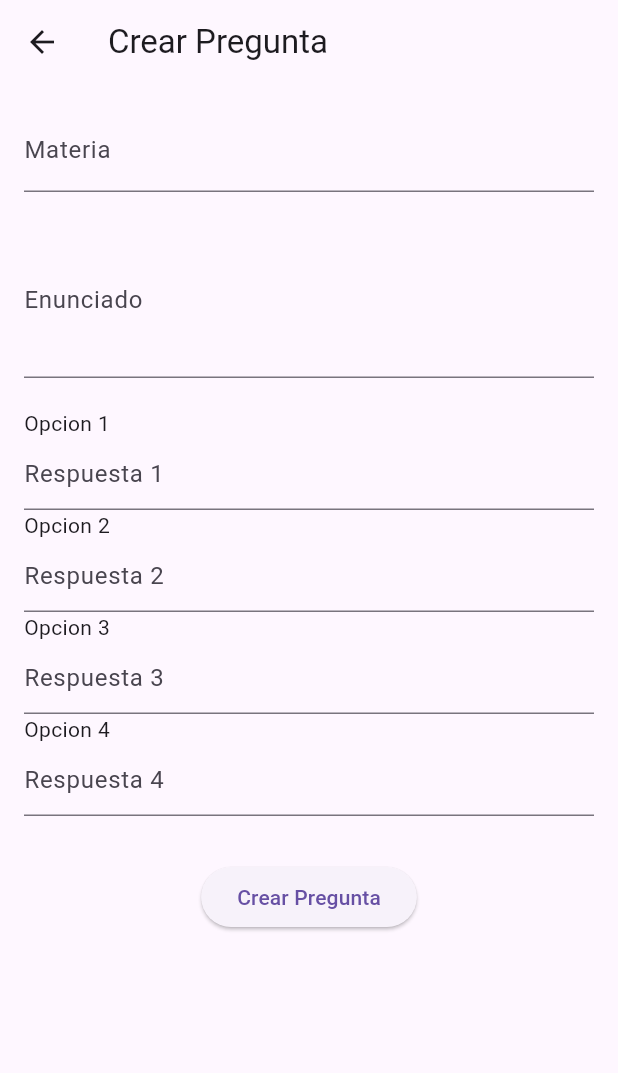
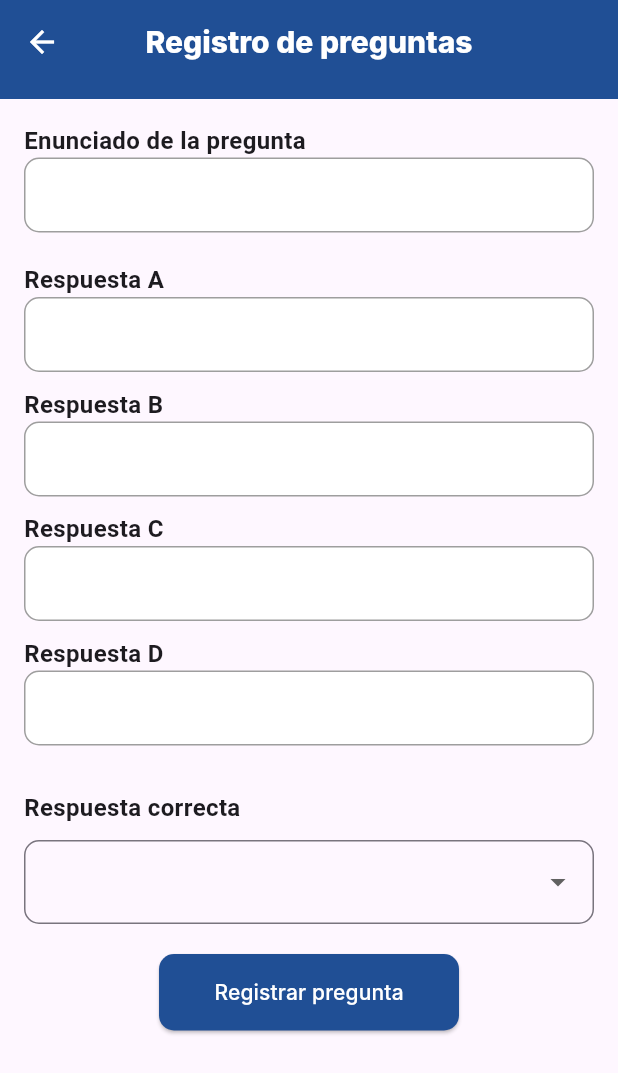
Before and after one commit to JuanSebLopez/edupro, a Flutter app: the QuestionsPage screen opened by its route, on a phone screen of 412 x 824 dp. Shown: the top 1073 px of the screen. Run offline on Flutter 3.47's test engine with Material 3 defaults, Android fonts, the phone set to English and light mode, and no system bars; our stand-ins replace firebase_auth, get, google_fonts; accounts and stored records are empty; Roboto replaces fonts that are missing (Inter).

Commit message:
Modificando diseño del registrar preguntas

```diff
--- a/lib/models/questions.dart
+++ b/lib/models/questions.dart
@@ -7,7 +7,7 @@ class Question {
   Question({
     required this.subject,
     required this.statement,
-    required this.answers,
+    required this.answers, String? correctAnswer,
     //required this.itsCorrect
   });
 }
--- a/lib/ui/admin/question_screen.dart
+++ b/lib/ui/admin/question_screen.dart
@@ -1,146 +1,183 @@
-import 'package:edupro/models/questions.dart';
 import 'package:flutter/material.dart';
-//import 'package:get/get.dart';
 
 class QuestionsPage extends StatefulWidget {
-  const QuestionsPage({super.key});
+  const QuestionsPage({Key? key}) : super(key: key);
 
   @override
-  // ignore: library_private_types_in_public_api
   _QuestionsPageState createState() => _QuestionsPageState();
 }
 
 class _QuestionsPageState extends State<QuestionsPage> {
-  final _formKey = GlobalKey<FormState>();
-  final _subjectController = TextEditingController();
-  final _statementController = TextEditingController();
-  final _answersController = [
-    TextEditingController(),
-    TextEditingController(),
-    TextEditingController(),
-    TextEditingController(),
-  ];
-  //String _correctAnswer = "";
-
-  void _crearPregunta() {
-    if (_formKey.currentState!.validate()) {
-      final question = Question(
-        subject: _subjectController.text,
-        statement: _statementController.text,
-        // Mapea todos los controles de respuestas
-        answers:
-            _answersController.map((controller) => controller.text).toList(),
-      );
-      // Limpiar controles
-      //itsCorrect: _correctAnswer.isBool);
-      _subjectController.clear();
-      _statementController.clear();
-      for (var controller in _answersController) {
-        controller.clear();
-      }
-      // Limpia control de respeusta correcta
-      //setState(() {
-      //  _correctAnswer = "";
-      //});
-    }
-  }
+  TextEditingController _controller1 = TextEditingController();
+  TextEditingController _controller2 = TextEditingController();
+  TextEditingController _controller3 = TextEditingController();
+  TextEditingController _controller4 = TextEditingController();
 
   @override
   Widget build(BuildContext context) {
     return Scaffold(
-      appBar: AppBar(
-        title: const Text("Crear Pregunta"),
+      appBar: PreferredSize(
+        preferredSize: const Size.fromHeight(kToolbarHeight + 10),
+        child: Container(
+          decoration: const BoxDecoration(
+            color: Color(0xFF204F95),
+            borderRadius: BorderRadius.only(
+              bottomLeft: Radius.circular(10),
+              bottomRight: Radius.circular(10),
             ),
-      body: Form(
-        key: _formKey,
+          ),
+          child: AppBar(
+            backgroundColor: const Color(0xFF204F95),
+            elevation: 0,
+            title: const Text(
+              "Registro de preguntas",
+              style: TextStyle(
+                color: Colors.white,
+                fontFamily: 'Inter',
+                fontWeight: FontWeight.w800,
+                fontSize: 20.0,
+              ),
+            ),
+            centerTitle: true,
+            leading: IconButton(
+              icon: const Icon(Icons.arrow_back, color: Colors.white),
+              onPressed: () {
+                Navigator.of(context).pop();
+              },
+            ),
+          ),
+        ),
+      ),
+      body: SingleChildScrollView(
         child: Padding(
           padding: const EdgeInsets.all(16.0),
+          child: Form(
             child: Column(
+              crossAxisAlignment: CrossAxisAlignment.start,
               children: [
-              TextFormField(
-                controller: _subjectController,
-                decoration: const InputDecoration(
-                  labelText: "Materia",
+                Text(
+                  "Enunciado de la pregunta",
+                  style: TextStyle(
+                    fontWeight: FontWeight.bold,
+                    fontSize: 16,
+                  ),
+                ),
+                Container(
+                  decoration: BoxDecoration(
+                    color: Colors.white,
+                    borderRadius: BorderRadius.circular(10),
+                    border: Border.all(color: Colors.grey),
+                  ),
+                  child: Padding(
+                    padding: const EdgeInsets.symmetric(horizontal: 16.0),
+                    child: TextField(
+                      controller: _controller1,
+                      decoration: InputDecoration(
+                        border: InputBorder.none,
+                      ),
+                      maxLines: null,
+                    ),
+                  ),
+                ),
+                SizedBox(height: 20.0),
+                Column(
+                  crossAxisAlignment: CrossAxisAlignment.start,
+                  children: [
+                    for (int i = 0; i < 4; i++)
+                      Padding(
+                        padding: const EdgeInsets.only(bottom: 10.0),
+                        child: Column(
+                          crossAxisAlignment: CrossAxisAlignment.start,
+                          children: [
+                            Text(
+                              "Respuesta ${String.fromCharCode(65 + i)}",
+                              style: TextStyle(
+                                fontWeight: FontWeight.bold,
+                                fontSize: 16,
+                              ),
+                            ),
+                            Container(
+                              decoration: BoxDecoration(
+                                color: Colors.white,
+                                borderRadius: BorderRadius.circular(10),
+                                border: Border.all(color: Colors.grey),
+                              ),
+                              child: Padding(
+                                padding: const EdgeInsets.symmetric(
+                                    horizontal: 16.0),
+                                child: TextField(
+                                  controller: i == 0
+                                      ? _controller2
+                                      : i == 1
+                                          ? _controller3
+                                          : i == 2
+                                              ? _controller4
+                                              : null,
+                                  decoration: InputDecoration(
+                                    border: InputBorder.none,
+                                  ),
+                                ),
+                              ),
+                            ),
+                          ],
+                        ),
+                      ),
+                  ],
+                ),
+                SizedBox(height: 20.0),
+                Text(
+                  "Respuesta correcta",
+                  style: TextStyle(
+                    fontWeight: FontWeight.bold,
+                    fontSize: 16,
+                  ),
+                ),
+                Container(
+                  margin: EdgeInsets.only(top: 10.0),
+                  child: DropdownButtonFormField<String>(
+                    onChanged: (value) {
+                      setState(() {});
+                    },
+                    items: ["A", "B", "C", "D"]
+                        .map((option) => DropdownMenuItem(
+                              value: option,
+                              child: Text(option),
+                            ))
+                        .toList(),
+                    decoration: InputDecoration(
+                      border: OutlineInputBorder(
+                        borderRadius: BorderRadius.circular(10),
+                        borderSide: BorderSide(color: Colors.grey),
+                      ),
                     ),
                     validator: (value) {
                       if (value == null || value.isEmpty) {
-                    return "Ingrese una materia";
+                        return "Selecciona la respuesta correcta";
                       }
                       return null;
                     },
                   ),
-
-              // Campo de enunciado
-              const SizedBox(height: 20.0),
-              TextFormField(
-                controller: _statementController,
-                decoration: const InputDecoration(
-                  labelText: "Enunciado",
                 ),
-                minLines: 3,
-                maxLines: 5,
-                validator: (value) {
-                  if (value == null || value.isEmpty) {
-                    return "Ingresa un enunciado";
-                  }
-                  return null;
-                },
+                SizedBox(height: 20.0),
+                Center(
+                  child: ElevatedButton(
+                    style: ElevatedButton.styleFrom(
+                      minimumSize: const Size(200, 51),
+                      backgroundColor: const Color(0xFF204F95),
+                      shape: RoundedRectangleBorder(
+                        borderRadius: BorderRadius.circular(10),
                       ),
-
-              // Campos Respuestas
-              const SizedBox(height: 20.0),
-              for (int i = 0; i < _answersController.length; i++)
-                Column(
-                  crossAxisAlignment: CrossAxisAlignment.start,
-                  children: [
-                    Text("Opcion ${i + 1}"),
-                    TextFormField(
-                      controller: _answersController[i],
-                      decoration: InputDecoration(
-                        hintText: "Respuesta ${i + 1}",
                     ),
-                      validator: (value) {
-                        if (value == null || value.isEmpty) {
-                          return "Ingresa una respuesta";
-                        }
-                        return null;
-                      },
+                    onPressed: () {},
+                    child: const Text(
+                      "Registrar pregunta",
+                      style:
+                          TextStyle(fontFamily: 'Inter', color: Colors.white),
+                    ),
+                  ),
                 ),
               ],
             ),
-              // TODO: #1 La funcionalidad no esta completa, toca corregirla
-              // Seleccion respuesta correcta
-              //const SizedBox(height: 20.0),
-              //DropdownButtonFormField<String>(
-              //  value: _correctAnswer,
-              //  hint: const Text(
-              //      "Seleccione la respuesta correcta de la pregunta"),
-              //  items: _answersController
-              //      .map((controller) => DropdownMenuItem(
-              //            value: controller.text,
-              //            child: Text(controller.text),
-              //          ))
-              //      .toList(),
-              //  onChanged: (value) {
-              //    setState(() {
-              //      _correctAnswer = value!;
-              //    });
-              //  },
-              //  validator: (value) {
-              //    if (value == null || value.isEmpty) {
-              //      return "Seleccione la respuesta correcta";
-              //    }
-              //    return null;
-              //  },
-              //),
-
-              // Boton para crear la pregunta
-              const SizedBox(height: 30.0),
-              ElevatedButton(
-                onPressed: _crearPregunta,
-                child: const Text("Crear Pregunta"),
-              ),
-            ],
           ),
         ),
       ),
```
Lines whose indentation alone changed are shown as unchanged.
